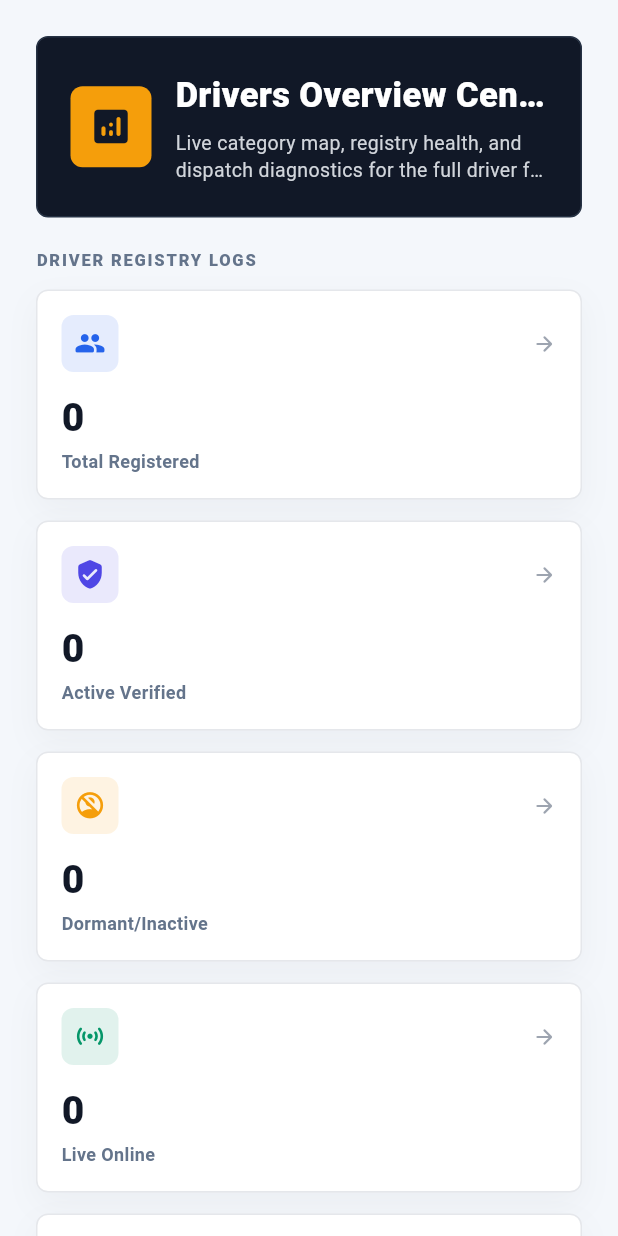
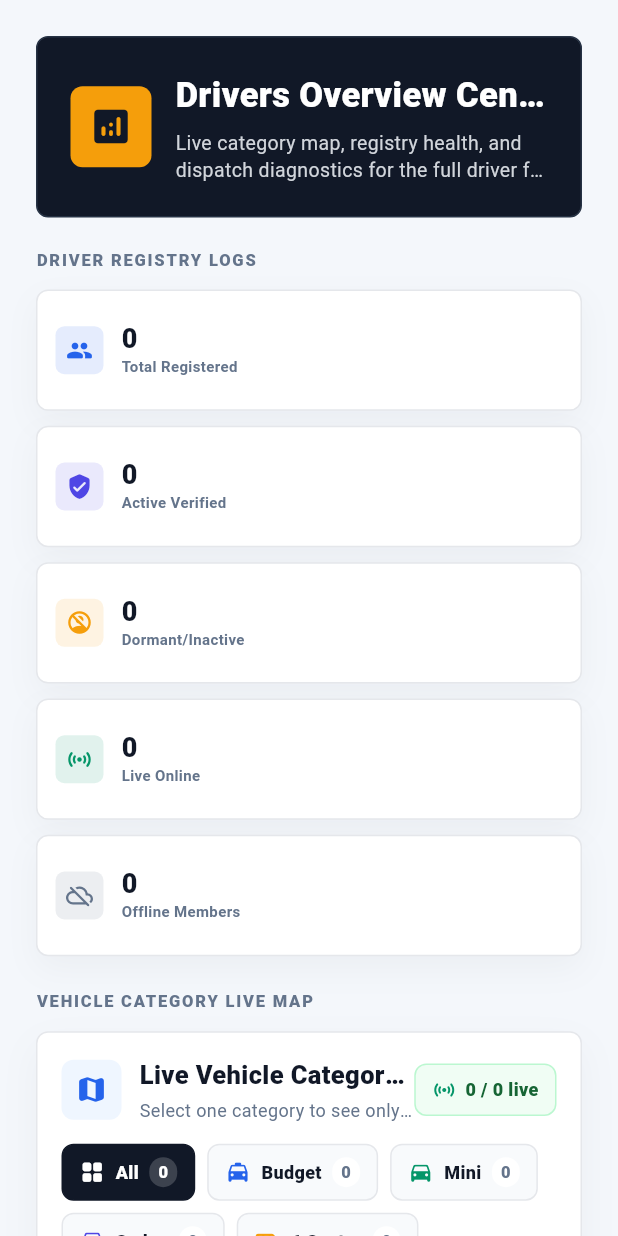
Before and after one commit to sampathwran/AIAPRTD_Admin_Panal, a Flutter app: the DriversOverviewPanel screen opened directly, on a phone screen of 412 x 824 dp. Run offline on Flutter 3.47's test engine with Material 3 defaults, Android fonts, the phone set to English and light mode, and no system bars; our stand-ins replace audioplayers, cloud_firestore, firebase_auth, firebase_core, firebase_storage, google_maps_flutter and 4 more; missing offline and left inert: crop_image; accounts and stored records are empty; statements that could not run were skipped.

Commit message:
Fix active/inactive members calculation and sync from member_inactive_reasons

```diff
--- a/lib/features/driver/drivers_overview/drivers_overview_panel.dart
+++ b/lib/features/driver/drivers_overview/drivers_overview_panel.dart
@@ -14,8 +14,8 @@ import 'package:aiaprtd_admin_dashboard/features/driver/drivers_overview/sub_pan
 import 'package:aiaprtd_admin_dashboard/features/driver/drivers_overview/sub_panels/ongoing_trips_panel.dart';
 import 'package:aiaprtd_admin_dashboard/features/driver/drivers_overview/sub_panels/online_members_panel.dart';
 import 'package:aiaprtd_admin_dashboard/features/driver/drivers_overview/sub_panels/today_complete_panel.dart';
-import 'package:aiaprtd_admin_dashboard/features/driver/drivers_overview/sub_panels/total_members_panel.dart';
 import 'package:aiaprtd_admin_dashboard/features/driver/drivers_overview/sub_panels/upcoming_bookings_panel.dart';
+import 'package:aiaprtd_admin_dashboard/core/utils/status_helpers.dart';
 
 class DriversOverviewPanel extends StatefulWidget {
   const DriversOverviewPanel({super.key});
@@ -67,12 +67,14 @@ class _DriversOverviewPanelState extends State<DriversOverviewPanel> {
     final allDrivers = memberProvider.allMembersList;
 
     final totalMembers = allDrivers.length;
-    final activeMembers = allDrivers
-        .where((d) => d['status'] == 'active')
-        .length;
-    final inactiveMembers = allDrivers
-        .where((d) => d['status'] != 'active')
-        .length;
+    final activeMembers = allDrivers.where((d) {
+      final statusResult = calculateMemberStatus(d);
+      return statusResult['isActive'] == true;
+    }).length;
+    final inactiveMembers = allDrivers.where((d) {
+      final statusResult = calculateMemberStatus(d);
+      return statusResult['isActive'] == false;
+    }).length;
     final onlineMembers = allDrivers.where(_isOnline).length;
     final offlineMembers = totalMembers - onlineMembers;
     final now = DateTime.now();
@@ -265,7 +267,7 @@ class _DriversOverviewPanelState extends State<DriversOverviewPanel> {
       onTap: () => setState(() => _currentViewIndex = targetIndex),
       borderRadius: BorderRadius.circular(8),
       child: Container(
-        padding: const EdgeInsets.all(16),
+        padding: const EdgeInsets.symmetric(horizontal: 12, vertical: 8),
         decoration: BoxDecoration(
           color: Colors.white,
           borderRadius: BorderRadius.circular(8),
@@ -278,52 +280,46 @@ class _DriversOverviewPanelState extends State<DriversOverviewPanel> {
             ),
           ],
         ),
+        child: Row(
+          crossAxisAlignment: CrossAxisAlignment.center,
+          children: [
+            Container(
+              width: 32,
+              height: 32,
+              decoration: BoxDecoration(
+                color: accentColor.withValues(alpha: 0.12),
+                borderRadius: BorderRadius.circular(6),
+              ),
+              child: Icon(icon, color: accentColor, size: 18),
+            ),
+            const SizedBox(width: 12),
+            Expanded(
               child: Column(
                 crossAxisAlignment: CrossAxisAlignment.start,
-          mainAxisAlignment: MainAxisAlignment.spaceBetween,
-          children: [
-            Row(
-              mainAxisAlignment: MainAxisAlignment.spaceBetween,
-              children: [
-                Container(
-                  width: 38,
-                  height: 38,
-                  decoration: BoxDecoration(
-                    color: accentColor.withValues(alpha: 0.12),
-                    borderRadius: BorderRadius.circular(8),
-                  ),
-                  child: Icon(icon, color: accentColor, size: 21),
-                ),
-                const Icon(
-                  Icons.arrow_forward_rounded,
-                  color: Color(0xFF9CA3AF),
-                  size: 16,
-                ),
-              ],
-            ),
-            Column(
-              crossAxisAlignment: CrossAxisAlignment.start,
+                mainAxisAlignment: MainAxisAlignment.center,
                 children: [
                   Text(
                     value,
                     style: const TextStyle(
-                    fontSize: 26,
+                      fontSize: 18,
                       fontWeight: FontWeight.w900,
                       color: Color(0xFF111827),
+                      height: 1.1,
                     ),
                   ),
-                const SizedBox(height: 2),
+                  const SizedBox(height: 1),
                   Text(
                     title,
                     maxLines: 1,
                     overflow: TextOverflow.ellipsis,
                     style: const TextStyle(
-                    fontSize: 12,
+                      fontSize: 10,
                       color: Color(0xFF64748B),
                       fontWeight: FontWeight.w700,
                     ),
                   ),
                 ],
+              ),
             ),
           ],
         ),
@@ -410,9 +406,9 @@ class _ResponsiveMetricGrid extends StatelessWidget {
         return GridView.count(
           crossAxisCount: count,
           shrinkWrap: true,
-          crossAxisSpacing: 14,
-          mainAxisSpacing: 14,
-          childAspectRatio: count == 1 ? 2.6 : 1.45,
+          crossAxisSpacing: 10,
+          mainAxisSpacing: 10,
+          childAspectRatio: count == 1 ? 4.5 : 3.8,
           physics: const NeverScrollableScrollPhysics(),
           children: children,
         );
```
Also changed, not shown: lib/core/providers/member_provider.dart (+89 -5 lines), lib/features/driver/drivers_overview/widgets/dashboard_stats_grid.dart (+12 -15 lines). Lines whose indentation alone changed are shown as unchanged.
